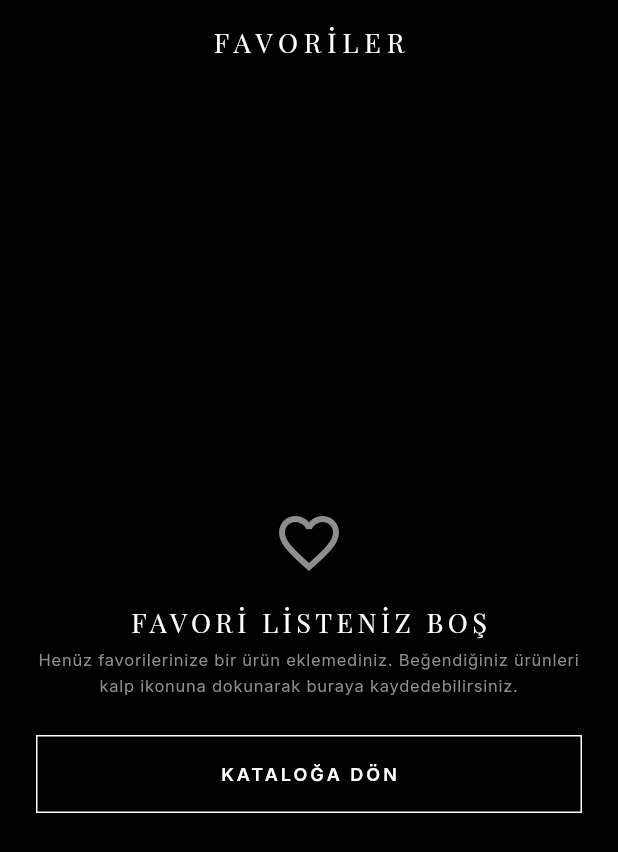
After one commit to Aygen5/SPARKS, a Flutter app: the FavoritesScreen screen opened by its route, on a phone screen of 412 x 824 dp. The commit adds this screen. Shown: the top 852 px of the screen. Run offline on Flutter 3.47's test engine with Material 3 defaults, Android fonts, the phone set to English and light mode, and no system bars; our stand-ins replace flutter_bloc, go_router, google_fonts, shared_preferences; accounts and stored records are empty; network calls fail.

Commit message:
feat(favorites): implement favorites screen

```diff
--- /dev/null
+++ b/lib/features/favorites/presentation/favorites_screen.dart
@@ -0,0 +1,492 @@
+import 'package:flutter/material.dart';
+import 'package:go_router/go_router.dart';
+import 'package:sparks/app/theme/app_colors.dart';
+import 'package:sparks/app/theme/app_spacing.dart';
+import 'package:sparks/app/theme/app_text_styles.dart';
+import 'package:sparks/core/utils/currency_formatter.dart';
+import 'package:sparks/features/catalog/data/datasources/product_local_data_source.dart';
+import 'package:sparks/features/catalog/data/repositories/product_repository_impl.dart';
+import 'package:sparks/features/catalog/domain/entities/product.dart';
+import 'package:sparks/features/catalog/domain/repositories/product_repository.dart';
+import 'package:sparks/features/favorites/presentation/manager/favorites_manager.dart';
+
+/// SPARKS Gerçek Favoriler Ekranı (FavoritesScreen).
+///
+/// Özellikler:
+/// - Merkezi `FavoritesManager` dinleyicisi ile favori listesini anlık senkronize eder.
+/// - Favori ürün kimliklerine karşılık gelen ürün verilerini `ProductRepository` üzerinden asenkron yükler.
+/// - Başka ekranda (katalog, arama, detay) favori durumu değiştiğinde anında güncellenir.
+/// - Bu ekranda kalp ikonuna basıldığında ürün listeden gecikmeden çıkarılır.
+/// - Boş durum tasarımı ve kataloğa yönlendirme (`KATALOĞA DÖN`).
+/// - Yüklenme, hata ve tekrar deneme durumları.
+/// - Ürüne dokunulduğunda gerçek `/product/:id` rotasına yönlendirme.
+class FavoritesScreen extends StatefulWidget {
+  const FavoritesScreen({
+    super.key,
+    this.favoritesManager,
+    this.productRepository,
+    this.onProductTap,
+    this.onCatalogNavigate,
+  });
+
+  /// Test edilebilirlik için dışarıdan enjekte edilebilen FavoritesManager
+  final FavoritesManager? favoritesManager;
+
+  /// Test edilebilirlik için dışarıdan enjekte edilebilen ProductRepository
+  final ProductRepository? productRepository;
+
+  /// Ürüne dokunulduğunda çalışacak geri çağrım (opsiyonel)
+  final void Function(Product product)? onProductTap;
+
+  /// Boş favori ekranından kataloğa dönüş aksiyonu (opsiyonel)
+  final VoidCallback? onCatalogNavigate;
+
+  @override
+  State<FavoritesScreen> createState() => _FavoritesScreenState();
+}
+
+class _FavoritesScreenState extends State<FavoritesScreen> {
+  late final FavoritesManager _favoritesManager;
+  late final ProductRepository _productRepository;
+
+  bool _isLoading = true;
+  String? _errorMessage;
+  List<Product> _favoriteProducts = [];
+
+  @override
+  void initState() {
+    super.initState();
+    _favoritesManager = widget.favoritesManager ?? FavoritesManager.instance;
+    _productRepository =
+        widget.productRepository ??
+        ProductRepositoryImpl(
+          localDataSource: const ProductLocalDataSourceImpl(),
+        );
+
+    _favoritesManager.addListener(_onFavoritesChanged);
+    _loadFavoriteProducts();
+  }
+
+  @override
+  void dispose() {
+    _favoritesManager.removeListener(_onFavoritesChanged);
+    super.dispose();
+  }
+
+  /// Merkezi yöneticide favori durumu değiştiğinde çalışır
+  Future<void> _onFavoritesChanged() async {
+    final currentIds = _favoritesManager.favoriteIds;
+
+    // Listeden çıkarılan ürünleri anında UI'dan filtrele
+    final filtered =
+        _favoriteProducts.where((p) => currentIds.contains(p.id)).toList();
+
+    // Yeni eklenen kimlikler varsa onları da yükle
+    final existingIds = filtered.map((p) => p.id).toSet();
+    final newIds = currentIds.difference(existingIds);
+
+    if (newIds.isEmpty) {
+      if (mounted) {
+        setState(() {
+          _favoriteProducts = filtered;
+        });
+      }
+      return;
+    }
+
+    // Yeni ürünleri asenkron olarak tamamla
+    for (final id in newIds) {
+      try {
+        final product = await _productRepository.getProductById(id);
+        if (product != null && !existingIds.contains(product.id)) {
+          filtered.add(product);
+          existingIds.add(product.id);
+        }
+      } catch (_) {}
+    }
+
+    if (mounted) {
+      setState(() {
+        _favoriteProducts = filtered;
+      });
+    }
+  }
+
+  /// Başlangıçta kayıtlı tüm favori ürünleri repository üzerinden çeker
+  Future<void> _loadFavoriteProducts() async {
+    setState(() {
+      _isLoading = true;
+      _errorMessage = null;
+    });
+
+    try {
+      final favoriteIds = _favoritesManager.favoriteIds;
+      if (favoriteIds.isEmpty) {
+        if (mounted) {
+          setState(() {
+            _favoriteProducts = [];
+            _isLoading = false;
+          });
+        }
+        return;
+      }
+
+      final products = <Product>[];
+      for (final id in favoriteIds) {
+        final product = await _productRepository.getProductById(id);
+        if (product != null) {
+          products.add(product);
+        }
+      }
+
+      if (mounted) {
+        setState(() {
+          _favoriteProducts = products;
+          _isLoading = false;
+        });
+      }
+    } catch (e) {
+      if (mounted) {
+        setState(() {
+          _errorMessage =
+              'Favoriler yüklenirken bir sorun oluştu. Lütfen tekrar deneyin.';
+          _isLoading = false;
+        });
+      }
+    }
+  }
+
+  void _handleProductTap(Product product) {
+    if (widget.onProductTap != null) {
+      widget.onProductTap!(product);
+    } else {
+      context.push('/product/${product.id}');
+    }
+  }
+
+  void _navigateToCatalog() {
+    if (widget.onCatalogNavigate != null) {
+      widget.onCatalogNavigate!();
+    } else {
+      if (context.canPop()) {
+        context.pop();
+      } else {
+        context.go('/menu');
+      }
+    }
+  }
+
+  @override
+  Widget build(BuildContext context) {
+    return Scaffold(
+      backgroundColor: AppColors.shoppingBackground,
+      appBar: _buildAppBar(),
+      body: SafeArea(
+        child: _buildBody(),
+      ),
+    );
+  }
+
+  PreferredSizeWidget _buildAppBar() {
+    final canPop = Navigator.of(context).canPop();
+
+    return AppBar(
+      backgroundColor: AppColors.shoppingBackground,
+      elevation: 0,
+      centerTitle: true,
+      leading: canPop
+          ? IconButton(
+              key: const ValueKey('favorites_back_button'),
+              icon: const Icon(Icons.arrow_back, color: AppColors.primaryText),
+              onPressed: () => context.pop(),
+            )
+          : null,
+      title: Text(
+        'FAVORİLER',
+        style: AppTextStyles.brandLogoMedium.copyWith(fontSize: 18),
+      ),
+      actions: [
+        if (!_isLoading && _favoriteProducts.isNotEmpty)
+          Padding(
+            padding: const EdgeInsets.only(right: AppSpacing.screenHorizontal),
+            child: Center(
+              child: Text(
+                '${_favoriteProducts.length} ÜRÜN',
+                key: const ValueKey('favorites_count_badge'),
+                style: AppTextStyles.caption.copyWith(
+                  letterSpacing: 1.2,
+                  fontWeight: FontWeight.w600,
+                  color: AppColors.secondaryText,
+                ),
+              ),
+            ),
+          ),
+      ],
+    );
+  }
+
+  Widget _buildBody() {
+    if (_isLoading) {
+      return const Center(
+        child: SizedBox(
+          width: 28,
+          height: 28,
+          child: CircularProgressIndicator(
+            strokeWidth: 1.5,
+            valueColor: AlwaysStoppedAnimation<Color>(AppColors.primaryText),
+          ),
+        ),
+      );
+    }
+
+    if (_errorMessage != null) {
+      return Center(
+        child: Padding(
+          padding: const EdgeInsets.all(AppSpacing.screenHorizontal),
+          child: Column(
+            mainAxisSize: MainAxisSize.min,
+            children: [
+              Text(
+                _errorMessage!,
+                textAlign: TextAlign.center,
+                style: AppTextStyles.body.copyWith(
+                  color: AppColors.secondaryText,
+                ),
+              ),
+              const SizedBox(height: AppSpacing.md),
+              OutlinedButton(
+                key: const ValueKey('favorites_retry_button'),
+                style: OutlinedButton.styleFrom(
+                  side: const BorderSide(color: AppColors.primaryText),
+                  shape: const RoundedRectangleBorder(
+                    borderRadius: BorderRadius.zero,
+                  ),
+                  padding: const EdgeInsets.symmetric(
+                    horizontal: 24,
+                    vertical: 12,
+                  ),
+                ),
+                onPressed: _loadFavoriteProducts,
+                child: Text(
+                  'TEKRAR DENE',
+                  style: AppTextStyles.buttonTextOutlined,
+                ),
+              ),
+            ],
+          ),
+        ),
+      );
+    }
+
+    if (_favoriteProducts.isEmpty) {
+      return _buildEmptyFavorites();
+    }
+
+    return GridView.builder(
+      key: const ValueKey('favorites_grid'),
+      padding: const EdgeInsets.symmetric(
+        horizontal: AppSpacing.screenHorizontal,
+        vertical: AppSpacing.md,
+      ),
+      gridDelegate: const SliverGridDelegateWithFixedCrossAxisCount(
+        crossAxisCount: 2,
+        crossAxisSpacing: 12,
+        mainAxisSpacing: 24,
+        childAspectRatio: 0.58,
+      ),
+      itemCount: _favoriteProducts.length,
+      itemBuilder: (context, index) {
+        final product = _favoriteProducts[index];
+        return _buildProductCard(product);
+      },
+    );
+  }
+
+  Widget _buildProductCard(Product product) {
+    return InkWell(
+      key: ValueKey('favorite_product_card_${product.id}'),
+      onTap: () => _handleProductTap(product),
+      child: Column(
+        crossAxisAlignment: CrossAxisAlignment.start,
+        children: [
+          // Ürün Görseli ve Kalp İkonu Katmanı
+          Expanded(
+            child: Stack(
+              children: [
+                Positioned.fill(
+                  child: Container(
+                    color: AppColors.editorialAnthracite,
+                    width: double.infinity,
+                    child: Image.network(
+                      product.images.first,
+                      fit: BoxFit.cover,
+                      loadingBuilder: (context, child, progress) {
+                        if (progress == null) return child;
+                        return const Center(
+                          child: SizedBox(
+                            width: 18,
+                            height: 18,
+                            child: CircularProgressIndicator(
+                              strokeWidth: 1.5,
+                              valueColor: AlwaysStoppedAnimation<Color>(
+                                AppColors.primaryText,
+                              ),
+                            ),
+                          ),
+                        );
+                      },
+                      errorBuilder: (context, error, stackTrace) => Container(
+                        color: AppColors.editorialAnthracite,
+                        alignment: Alignment.center,
+                        child: const Icon(
+                          Icons.broken_image_outlined,
+                          color: AppColors.secondaryText,
+                        ),
+                      ),
+                    ),
+                  ),
+                ),
+
+                // Favoriden Çıkarma Kalp Butonu (Sağ Üst)
+                Positioned(
+                  top: 4,
+                  right: 4,
+                  child: Material(
+                    color: Colors.transparent,
+                    child: IconButton(
+                      key: ValueKey('favorites_remove_${product.id}'),
+                      padding: EdgeInsets.zero,
+                      constraints: const BoxConstraints(
+                        minWidth: 32,
+                        minHeight: 32,
+                      ),
+                      iconSize: 20,
+                      icon: const Icon(
+                        Icons.favorite,
+                        color: AppColors.error,
+                      ),
+                      tooltip: 'Favorilerden Çıkar',
+                      onPressed: () =>
+                          _favoritesManager.removeFavorite(product.id),
+                    ),
+                  ),
+                ),
+              ],
+            ),
+          ),
+          const SizedBox(height: AppSpacing.xs),
+
+          // Ürün Başlığı
+          Text(
+            product.title,
+            maxLines: 1,
+            overflow: TextOverflow.ellipsis,
+            style: AppTextStyles.productTitle.copyWith(
+              letterSpacing: 1.0,
+              fontSize: 12,
+              fontWeight: FontWeight.w500,
+            ),
+          ),
+          const SizedBox(height: 2),
+
+          // Renk ve Referans Kodu
+          Text(
+            product.colorAndCode,
+            maxLines: 1,
+            overflow: TextOverflow.ellipsis,
+            style: AppTextStyles.caption.copyWith(
+              fontSize: 10,
+              color: AppColors.secondaryText,
+            ),
+          ),
+          const SizedBox(height: 2),
+
+          // Fiyat ve Varsa İndirim Etiketi
+          Wrap(
+            spacing: 4,
+            crossAxisAlignment: WrapCrossAlignment.center,
+            children: [
+              Text(
+                CurrencyFormatter.format(product.price),
+                style: AppTextStyles.productPrice.copyWith(
+                  fontSize: 11,
+                  color: product.isDiscounted
+                      ? AppColors.primaryText
+                      : AppColors.secondaryText,
+                  fontWeight: product.isDiscounted
+                      ? FontWeight.w700
+                      : FontWeight.w500,
+                ),
+              ),
+              if (product.discountText != null)
+                Text(
+                  product.discountText!,
+                  style: AppTextStyles.discountTag.copyWith(
+                    fontSize: 10,
+                    fontWeight: FontWeight.w700,
+                  ),
+                ),
+            ],
+          ),
+        ],
+      ),
+    );
+  }
+
+  Widget _buildEmptyFavorites() {
+    return Center(
+      key: const ValueKey('favorites_empty_state'),
+      child: Padding(
+        padding: const EdgeInsets.symmetric(
+          horizontal: AppSpacing.screenHorizontal,
+        ),
+        child: Column(
+          mainAxisSize: MainAxisSize.min,
+          children: [
+            const Icon(
+              Icons.favorite_border,
+              size: 48,
+              color: AppColors.secondaryText,
+            ),
+            const SizedBox(height: AppSpacing.md),
+            Text(
+              'FAVORİ LİSTENİZ BOŞ',
+              style: AppTextStyles.sectionHeading.copyWith(
+                fontSize: 18,
+                letterSpacing: 3.0,
+              ),
+            ),
+            const SizedBox(height: AppSpacing.xs),
+            Text(
+              'Henüz favorilerinize bir ürün eklemediniz. Beğendiğiniz ürünleri kalp ikonuna dokunarak buraya kaydedebilirsiniz.',
+              textAlign: TextAlign.center,
+              style: AppTextStyles.caption.copyWith(
+                color: AppColors.secondaryText,
+                height: 1.5,
+              ),
+            ),
+            const SizedBox(height: AppSpacing.lg),
+            OutlinedButton(
+              key: const ValueKey('favorites_empty_catalog_button'),
+              style: OutlinedButton.styleFrom(
+                side: const BorderSide(color: AppColors.primaryText),
+                shape: const RoundedRectangleBorder(
+                  borderRadius: BorderRadius.zero,
+                ),
+                padding: const EdgeInsets.symmetric(
+                  horizontal: 24,
+                  vertical: 14,
+                ),
+              ),
+              onPressed: _navigateToCatalog,
+              child: Text(
+                'KATALOĞA DÖN',
+                style: AppTextStyles.buttonTextOutlined,
+              ),
+            ),
+          ],
+        ),
+      ),
+    );
+  }
+}
```
Also changed, not shown: lib/app/router/app_router.dart (+9 -0 lines), 1 other file.
